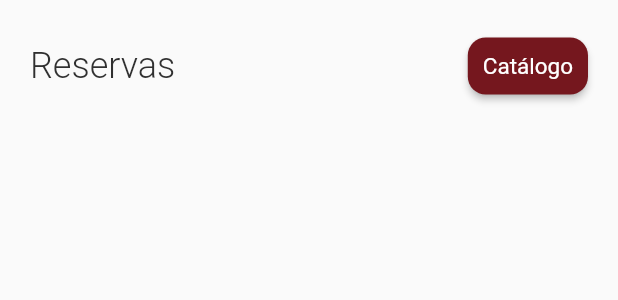
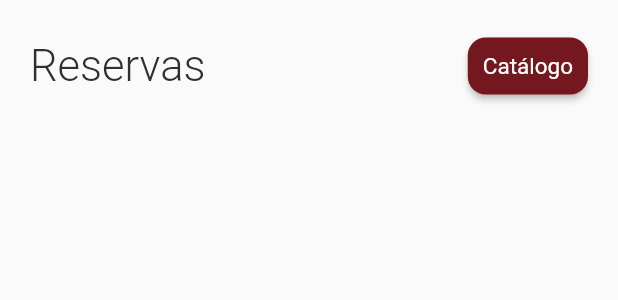
Before and after one commit to LEIC-ES-2021-22/3LEIC03T1, a Flutter app: the LibraryReservationsHeader widget shown alone on an empty page, opened directly, on a phone screen of 412 x 824 dp. Shown: the top 300 px of the screen. Run offline on Flutter 3.47's test engine with Material 2 defaults, Android fonts, the phone set to English and light mode, and no system bars; our stand-ins replace connectivity, email_validator, flutter_cache_manager, flutter_markdown, flutter_redux, flutter_svg and 11 more; missing offline and left inert: add_2_calendar, encrypt, query_params; accounts and stored records are empty; network calls fail.

Commit message:
better looking reservation details

```diff
--- a/src/app_feup/lib/model/entities/book_reservation.dart
+++ b/src/app_feup/lib/model/entities/book_reservation.dart
@@ -99,6 +99,7 @@ class BookReservation {
     return Colors.grey[500];
   }
 
+
   @override
   String toString() {
     return '''$title - $author - $language - $country - \
--- a/src/app_feup/lib/view/Widgets/library_reservations_header.dart
+++ b/src/app_feup/lib/view/Widgets/library_reservations_header.dart
@@ -15,7 +15,7 @@ class LibraryReservationsHeader extends StatelessWidget {
             Text(
               'Reservas',
               style:
-                  Theme.of(context).textTheme.headline6.apply(fontSizeDelta: 7),
+                  Theme.of(context).textTheme.headline6.apply(fontSizeDelta: 12),
             ),
             Material(
                 child: ElevatedButton(
```
Also changed, not shown: src/app_feup/lib/view/Widgets/book_reservation_details.dart (+8 -3 lines).
